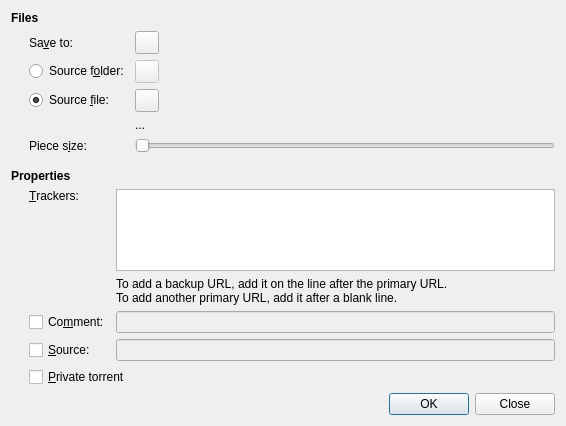
The window that qt/MakeDialog.ui (transmission/transmission) describes before a commit, drawn with Qt 5.
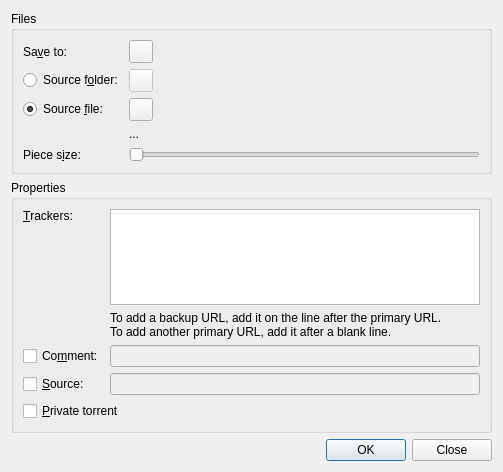
The same window after the commit. Custom widgets are drawn as their Qt base class.

Commit message: Make torrent dialog a11y improvements

Patch:
```diff
--- a/qt/MakeDialog.ui
+++ b/qt/MakeDialog.ui
@@ -6,8 +6,8 @@
    <rect>
     <x>0</x>
     <y>0</y>
-    <width>566</width>
-    <height>426</height>
+    <width>503</width>
+    <height>472</height>
    </rect>
   </property>
   <property name="acceptDrops">
@@ -18,20 +18,11 @@
   </property>
   <layout class="QVBoxLayout" name="dialogLayout">
    <item>
-    <widget class="QLabel" name="filesSectionLabel">
-     <property name="styleSheet">
-      <string notr="true">font-weight:bold</string>
-     </property>
-     <property name="text">
+    <widget class="QGroupBox" name="filesSection">
+     <property name="title">
       <string>Files</string>
      </property>
-    </widget>
-   </item>
-   <item>
     <layout class="QGridLayout" name="filesSectionLayout" columnstretch="0,1">
-     <property name="leftMargin">
-      <number>18</number>
-     </property>
      <item row="0" column="0">
       <widget class="QLabel" name="destinationLabel">
        <property name="text">
@@ -79,6 +70,16 @@
        </property>
       </widget>
      </item>
+      <item row="4" column="0">
+       <widget class="QLabel" name="pieceSizeLabel">
+        <property name="text">
+         <string>Piece s&amp;ize:</string>
+        </property>
+        <property name="buddy">
+         <cstring>pieceSizeSlider</cstring>
+        </property>
+       </widget>
+      </item>
      <item row="4" column="1">
       <widget class="QSlider" name="pieceSizeSlider">
        <property name="minimum">
@@ -95,49 +96,15 @@
        </property>
       </widget>
      </item>
-     <item row="4" column="0">
-      <widget class="QLabel" name="pieceSizeLabel">
-       <property name="text">
-        <string>Piece s&amp;ize:</string>
-       </property>
-       <property name="buddy">
-        <cstring>pieceSizeSlider</cstring>
-       </property>
-      </widget>
-     </item>
-    </layout>
+     </layout>
+    </widget>
    </item>
    <item>
-    <spacer name="propertiesSectionSpacer">
-     <property name="orientation">
-      <enum>Qt::Vertical</enum>
-     </property>
-     <property name="sizeType">
-      <enum>QSizePolicy::Fixed</enum>
-     </property>
-     <property name="sizeHint" stdset="0">
-      <size>
-       <width>1</width>
-       <height>10</height>
-      </size>
-     </property>
-    </spacer>
-   </item>
-   <item>
-    <widget class="QLabel" name="propertiesSectionLabel">
-     <property name="styleSheet">
-      <string notr="true">font-weight:bold</string>
-     </property>
-     <property name="text">
+    <widget class="QGroupBox" name="propertiesSection">
+     <property name="title">
       <string>Properties</string>
      </property>
-    </widget>
-   </item>
-   <item>
     <layout class="QGridLayout" name="propertiesSectionLayout" columnstretch="0,1">
-     <property name="leftMargin">
-      <number>18</number>
-     </property>
      <item row="0" column="0">
       <widget class="QLabel" name="trackersLabel">
        <property name="text">
@@ -205,6 +172,7 @@
       </widget>
      </item>
     </layout>
+    </widget>
    </item>
    <item>
     <widget class="QDialogButtonBox" name="dialogButtons">
```
Left out of the diff: 32 changed lines with no effect on the pictures. Lines whose indentation alone changed are shown as unchanged.
